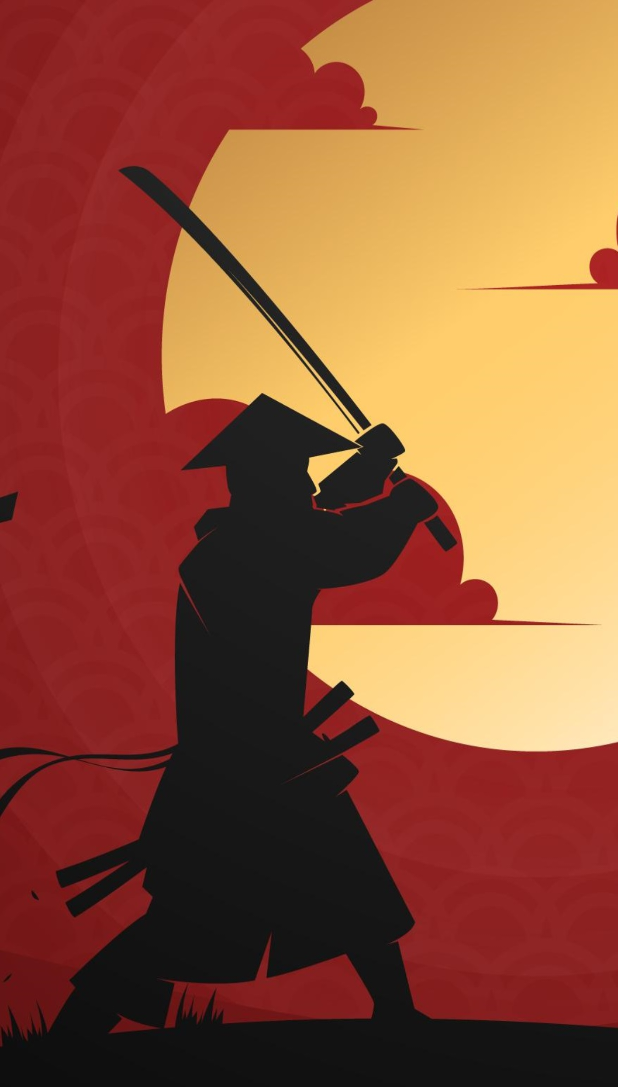
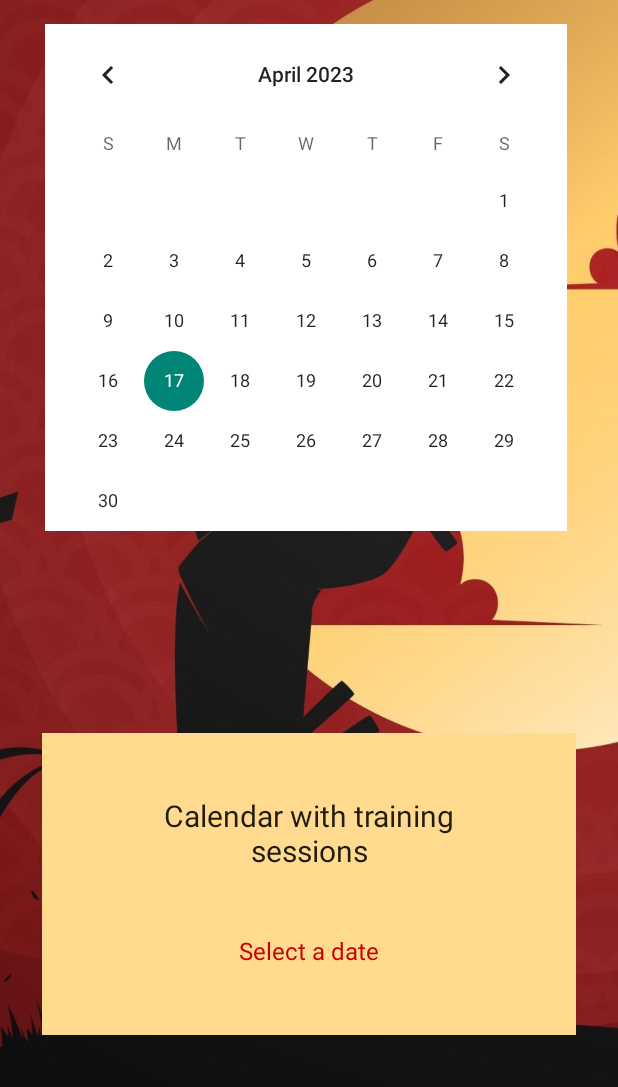
Before and after one commit to SebastianSiclovan/Judo-Interaction-PT, an Android app: the HomeFragment screen opened directly, with no data from a screen before it, after a tap on "Group sessions", on a phone screen of 412 x 824 dp. Shown: the top 1087 px of the screen. Run offline under Robolectric (Android 15) with nearby library versions, the phone set to English and light mode, and no system bars; our stand-ins replace Firebase (no records; nobody signed in at launch, a user with empty details on screens opened directly); Roboto replaces fonts that are not available here; 1 statement that could not run was skipped.

Commit message:
New feature, calendar of planned trainings.

```diff
--- a/app/build.gradle
+++ b/app/build.gradle
@@ -53,6 +53,7 @@ dependencies {
     implementation platform('com.google.firebase:firebase-bom:30.3.1')
     implementation 'de.hdodenhof:circleimageview:3.1.0'
 
+
     implementation 'com.mikhaellopez:circularimageview:4.3.1'
     implementation 'com.squareup.picasso:picasso:2.8'
 
--- a/app/src/main/java/com/example/judointeractionpt/GroupSessions.java
+++ b/app/src/main/java/com/example/judointeractionpt/GroupSessions.java
@@ -1,14 +1,225 @@
 package com.example.judointeractionpt;
 
+import androidx.annotation.NonNull;
 import androidx.appcompat.app.AppCompatActivity;
+import androidx.core.content.ContextCompat;
 
+import android.content.Intent;
 import android.os.Bundle;
+import android.view.View;
+import android.widget.Button;
+import android.widget.CalendarView;
+import android.widget.EditText;
+import android.widget.TextView;
+import android.widget.Toast;
+import java.util.Calendar;
+import java.util.Objects;
+import java.util.regex.Matcher;
+import java.util.regex.Pattern;
+
+import com.example.judointeractionpt.Model.User;
+import com.google.android.material.badge.BadgeUtils;
+
+import com.google.firebase.auth.FirebaseAuth;
+import com.google.firebase.auth.FirebaseUser;
+import com.google.firebase.database.DataSnapshot;
+import com.google.firebase.database.DatabaseError;
+import com.google.firebase.database.DatabaseReference;
+import com.google.firebase.database.FirebaseDatabase;
+import com.google.firebase.database.ValueEventListener;
+
 
 public class GroupSessions extends AppCompatActivity {
+
+    CalendarView calendarView;
+    EditText addEvent;
+    TextView selectDate;
+    TextView showEvent;
+
+    Button addEvent_btn;
+    Button deleteEvent_btn;
+
+
+
+    String dateSelected_selectDataText;
+    String dataSelected_realTimeDatabase;
+
+    String store_addEvent;
+    String store_showEvent;
+    String store_userEmail;
+
+    DatabaseReference databaseReference;
+
+    DatabaseReference databaseReference_forUsers;
+
+    FirebaseUser firebase_user;
+
+
 
     @Override
     protected void onCreate(Bundle savedInstanceState) {
         super.onCreate(savedInstanceState);
         setContentView(R.layout.activity_group_sessions);
+
+        calendarView = findViewById(R.id.calendarView);
+        addEvent = findViewById(R.id.GroupSessions_addEvent);
+        selectDate = findViewById(R.id.GroupSessions_selectDate);
+
+        addEvent_btn = findViewById(R.id.GroupSessions_addEvent_btn);
+        deleteEvent_btn = findViewById(R.id.GroupSessions_deleteEvent_btn);
+
+        showEvent = findViewById(R.id.GroupSessions_showEvent);
+
+
+        firebase_user = FirebaseAuth.getInstance().getCurrentUser();
+
+        verifyUser(firebase_user);
+
+        databaseReference = FirebaseDatabase.getInstance().getReference("calendar events");
+
+        addEvent.setVisibility(View.GONE);
+
+
+
+
+
+
+        calendarView.setOnDateChangeListener(new CalendarView.OnDateChangeListener() {
+            @Override
+            public void onSelectedDayChange(@NonNull CalendarView calendarView, int year, int month, int date) {
+                 dateSelected_selectDataText = Integer.toString(date) + "/" + Integer.toString(month+1) + "/" + Integer.toString(year);
+
+                 dataSelected_realTimeDatabase = Integer.toString(date) +  Integer.toString(month+1) + Integer.toString(year);
+                 selectDate.setText("selected date: " + dateSelected_selectDataText);
+                 calendarClicked();
+            }
+        });
+
+        deleteEvent_btn.setOnClickListener(new View.OnClickListener() {
+            @Override
+            public void onClick(View view) {
+
+
+                if (Objects.equals(store_showEvent, "-> No training session"))
+                {
+                    Toast.makeText(GroupSessions.this, "No training is planned at this time", Toast.LENGTH_SHORT).show();
+                    return;
+                }
+                else if (dateSelected_selectDataText == null)
+                {
+                    Toast.makeText(GroupSessions.this, "Please select a date to delete a training", Toast.LENGTH_SHORT).show();
+                    return;
+                }
+                else
+                {
+                    databaseReference.child(dataSelected_realTimeDatabase).removeValue();
+                    Toast.makeText(GroupSessions.this, "Now you delete a training for " + dateSelected_selectDataText, Toast.LENGTH_SHORT).show();
+                }
+
+
+
+
+
+            }
+        });
+
+        addEvent_btn.setOnClickListener(new View.OnClickListener() {
+            @Override
+            public void onClick(View view) {
+                store_addEvent = addEvent.getText().toString();
+
+               String regex = "\\d{2}:\\d{2}-\\d{2}:\\d{2}\\s*\\|\\s*training";
+
+                addEvent.setVisibility(View.VISIBLE);
+
+                if (dateSelected_selectDataText == null)
+                {
+                    Toast.makeText(GroupSessions.this, "Please select a date to set a training", Toast.LENGTH_SHORT).show();
+                    return;
+                }
+                else if (store_addEvent.isEmpty())
+                {
+                    Toast.makeText(GroupSessions.this, "You didn't enter a training", Toast.LENGTH_SHORT).show();
+                    return;
+                }
+                else if (!store_addEvent.matches(regex))
+                {
+                    addEvent.setError("The text entered must be in the form \"HH:mm-HH:mm | training\" (E.g 12:00-14:00 | training)");
+                }
+                else if (store_showEvent != "-> No training session")
+                {
+                    Toast.makeText(GroupSessions.this, "There is already a training on that date", Toast.LENGTH_SHORT).show();
+                    return;
+                }
+                else
+                {
+                    databaseReference.child(dataSelected_realTimeDatabase).setValue(addEvent.getText().toString());
+                    Toast.makeText(GroupSessions.this, "Now you set a training for " + dateSelected_selectDataText, Toast.LENGTH_SHORT).show();
+                }
+
+
+
+
+
+
+            }
+        });
+
     }
+
+    // verification if the user is a trainer or not.
+    private void verifyUser(FirebaseUser firebase_user) {
+        FirebaseDatabase.getInstance().getReference().child("Users").child(firebase_user.getUid()).addValueEventListener(new ValueEventListener() {
+            @Override
+            public void onDataChange(@NonNull DataSnapshot snapshot) {
+
+                User user_obj = snapshot.getValue(User.class);
+
+                store_userEmail = user_obj.getEmail();
+
+                if (!Objects.equals(store_userEmail, "siclovansebastian@yahoo.com")) {
+                    addEvent.setVisibility(View.GONE);
+                    addEvent_btn.setVisibility(View.GONE);
+                    deleteEvent_btn.setVisibility(View.GONE);
+                }
+
+
+            }
+
+            @Override
+            public void onCancelled(@NonNull DatabaseError error) {
+
+            }
+        });
+
+    }
+
+    private void calendarClicked()
+    {
+        databaseReference.child(dataSelected_realTimeDatabase).addListenerForSingleValueEvent(new ValueEventListener() {
+            @Override
+            public void onDataChange(@NonNull DataSnapshot snapshot) {
+                if (snapshot.getValue() != null)
+                {
+                    store_showEvent = "-> " + snapshot.getValue().toString();
+                    showEvent.setText(store_showEvent);
+
+                }
+                else
+                {
+                    store_showEvent = "-> No training session";
+                    showEvent.setText(store_showEvent);
+                }
+            }
+
+            @Override
+            public void onCancelled(@NonNull DatabaseError error) {
+
+            }
+        });
+
+    }
+
+
+
 }
--- a/app/src/main/java/com/example/judointeractionpt/HomeFragment.java
+++ b/app/src/main/java/com/example/judointeractionpt/HomeFragment.java
@@ -3,6 +3,7 @@ package com.example.judointeractionpt;
 import android.content.Intent;
 import android.os.Bundle;
 
+import androidx.annotation.NonNull;
 import androidx.fragment.app.Fragment;
 
 import android.view.LayoutInflater;
@@ -10,11 +11,30 @@ import android.view.View;
 import android.view.ViewGroup;
 
 import android.widget.LinearLayout;
+import android.widget.TextView;
+
+import com.example.judointeractionpt.Model.User;
+import com.google.firebase.auth.FirebaseAuth;
+import com.google.firebase.auth.FirebaseUser;
+import com.google.firebase.database.DataSnapshot;
+import com.google.firebase.database.DatabaseError;
+import com.google.firebase.database.DatabaseReference;
+import com.google.firebase.database.FirebaseDatabase;
+import com.google.firebase.database.ValueEventListener;
+
+import org.w3c.dom.Text;
+
+import java.util.Objects;
 
 
 public class HomeFragment extends Fragment {
 
-    LinearLayout clubDetails_btn, judoBelts_btn, groupSessions_btn;
+    LinearLayout clubDetails_btn, judoBelts_btn, groupSessions_btn, judoHistory_btn;
+
+    DatabaseReference userRef;
+    FirebaseUser firebase_user;
+    ;
+
 
 
     @Override
@@ -27,6 +47,12 @@ public class HomeFragment extends Fragment {
         clubDetails_btn = view.findViewById(R.id.clubDetails);
         judoBelts_btn = view.findViewById(R.id.judoBelts);
         groupSessions_btn = view.findViewById(R.id.GroupSessions);
+        judoHistory_btn = view.findViewById(R.id.judoHistory);
+
+
+
+
+
 
         clubDetails_btn.setOnClickListener(new View.OnClickListener() {
             @Override
@@ -47,13 +73,51 @@ public class HomeFragment extends Fragment {
         groupSessions_btn.setOnClickListener(new View.OnClickListener() {
             @Override
             public void onClick(View view) {
+
                 Intent intent = new Intent(getActivity(), GroupSessions.class);
+                startActivity(intent);
+
+            }
+
+
+        });
+
+        judoHistory_btn.setOnClickListener(new View.OnClickListener() {
+            @Override
+            public void onClick(View view) {
+                Intent intent = new Intent(getActivity(), JudoHistory.class);
                 startActivity(intent);
             }
         });
 
 
 
+
         return view;
         }
-    }
+
+
+
+
+                /*
+                store_userEmail = user.getEmail();
+
+                if (store_userEmail == "siclovansebastian@yahoo.com")
+                {
+                    Intent intent = new Intent(getActivity(), GroupSessions_forTrainers.class);
+                    startActivity(intent);
+                }
+                else
+                {
+                    Intent intent = new Intent(getActivity(), GroupSessions.class);
+                    startActivity(intent);
+                }
+
+            }
+
+                 */
+
+
+
+
+}
--- /dev/null
+++ b/app/src/main/res/drawable/green_buttons.xml
@@ -0,0 +1,6 @@
+<?xml version="1.0" encoding="utf-8"?>
+<shape xmlns:android="http://schemas.android.com/apk/res/android">
+    <stroke android:color="@color/dark_green" android:width="2dp"/>
+    <solid android:color="@color/dark_green"/>
+    <corners android:radius="70dp"/>
+</shape>
--- a/app/src/main/res/layout/activity_group_sessions.xml
+++ b/app/src/main/res/layout/activity_group_sessions.xml
@@ -7,4 +7,108 @@
     android:background="@drawable/rosu_judo"
     tools:context=".GroupSessions">
 
+    <CalendarView
+        android:id="@+id/calendarView"
+        android:layout_width="wrap_content"
+        android:layout_height="wrap_content"
+        android:layout_marginStart="30dp"
+        android:layout_marginTop="16dp"
+        android:layout_marginEnd="31dp"
+        android:layout_marginBottom="24dp"
+        android:background="@color/white"
+        app:layout_constraintBottom_toBottomOf="parent"
+        app:layout_constraintEnd_toEndOf="parent"
+        app:layout_constraintHorizontal_bias="0.0"
+        app:layout_constraintStart_toStartOf="parent"
+        app:layout_constraintTop_toTopOf="parent"
+        app:layout_constraintVertical_bias="0.0"
+        tools:ignore="MissingConstraints" />
+
+
+    <RelativeLayout
+        android:layout_width="match_parent"
+        android:layout_height="wrap_content"
+        android:layout_below="@+id/calendarView"
+        android:layout_margin="28dp"
+        android:background="@color/crem"
+        android:padding="5dp"
+        app:layout_constraintBottom_toBottomOf="parent"
+        app:layout_constraintTop_toBottomOf="@+id/calendarView"
+        tools:layout_editor_absoluteX="14dp">
+
+        <TextView
+            android:id="@+id/GroupSessions_infoText"
+            android:layout_width="match_parent"
+            android:layout_height="wrap_content"
+            android:layout_marginStart="30dp"
+            android:layout_marginTop="30dp"
+            android:layout_marginEnd="30dp"
+            android:layout_marginBottom="30dp"
+            android:padding="6dp"
+            android:text="Calendar with training sessions"
+            android:textAlignment="center"
+            android:textAppearance="@style/TextAppearance.AppCompat.Headline"
+            android:textSize="20sp" />
+
+        <TextView
+            android:id="@+id/GroupSessions_selectDate"
+            android:layout_width="match_parent"
+            android:layout_height="wrap_content"
+            android:layout_below="@+id/GroupSessions_infoText"
+            android:layout_marginTop="0dp"
+            android:hint="Select a date"
+            android:textAlignment="center"
+            android:padding="6dp"
+            android:textColorHint="#c70000"
+            android:textSize="16sp" />
+
+        <TextView
+            android:id="@+id/GroupSessions_showEvent"
+            android:layout_width="match_parent"
+            android:layout_height="wrap_content"
+            android:layout_below="@+id/GroupSessions_selectDate"
+            android:layout_marginTop="0dp"
+            android:hint=""
+            android:padding="6dp"
+            android:textColorHint="@color/dark_green"
+            android:textSize="16sp" />
+
+
+        <EditText
+            android:id="@+id/GroupSessions_addEvent"
+            android:layout_width="match_parent"
+            android:layout_height="wrap_content"
+            android:layout_below="@+id/GroupSessions_showEvent"
+            android:layout_marginTop="0dp"
+            android:background="@drawable/boxes_bg"
+            android:hint="You are a coach, you can enter a training"
+            android:inputType="textEmailAddress"
+            android:padding="6dp"
+            android:textColorHint="#000000"
+            android:textSize="16sp" />
+
+        <Button
+            android:id="@+id/GroupSessions_addEvent_btn"
+            android:layout_width="match_parent"
+            android:layout_height="wrap_content"
+            android:layout_below="@+id/GroupSessions_addEvent"
+            android:layout_marginTop="20dp"
+            android:layout_marginRight="190dp"
+            android:background="@drawable/green_buttons"
+            android:text="Add training" />
+
+        <Button
+            android:id="@+id/GroupSessions_deleteEvent_btn"
+            android:layout_width="match_parent"
+            android:layout_height="wrap_content"
+            android:layout_below="@+id/GroupSessions_addEvent"
+            android:layout_marginLeft="190dp"
+            android:layout_marginTop="20dp"
+            android:background="@drawable/signin_signup_background"
+            android:text="Delete training"
+            app:layout_constraintStart_toEndOf="@id/GroupSessions_addEvent_btn" />
+
+
+    </RelativeLayout>
+
 </androidx.constraintlayout.widget.ConstraintLayout>
```
